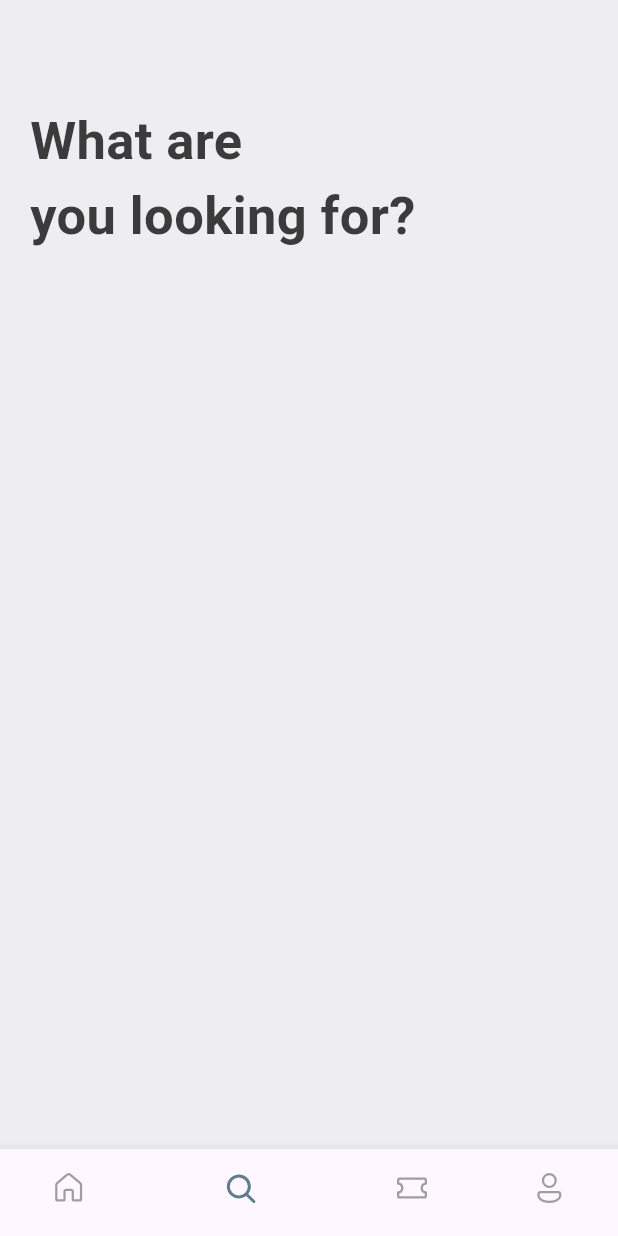
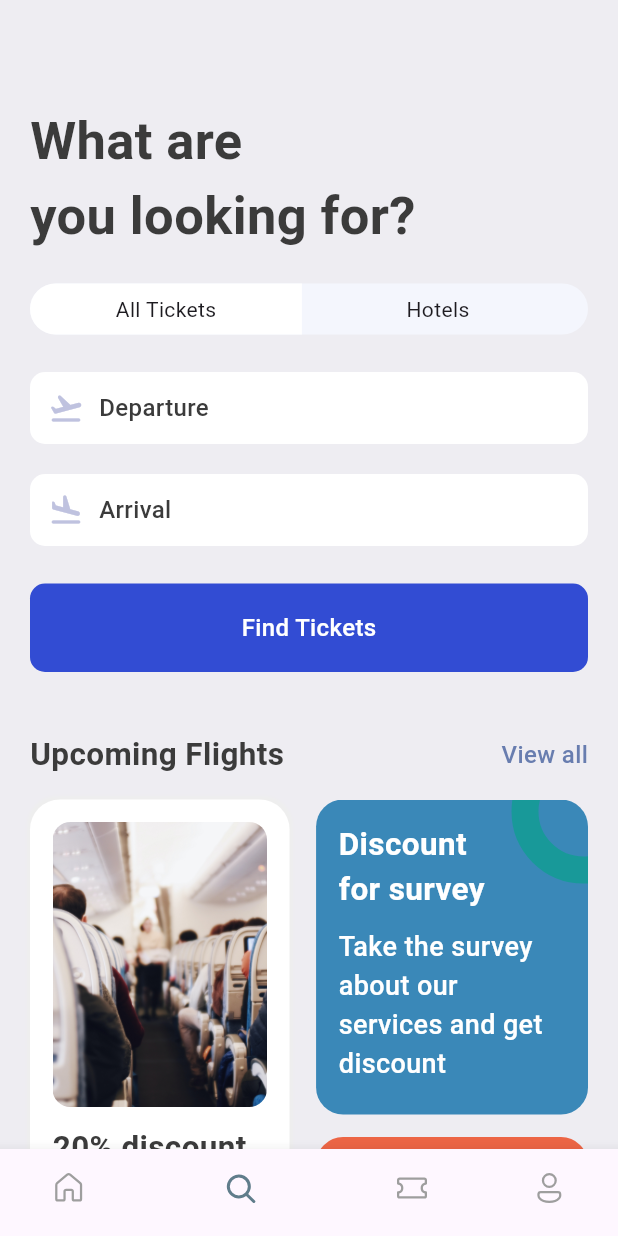
Before and after one commit to ripon997/ticket_app, a Flutter app: the screen it shows after launch, item 2 of the bottom bar chosen, on a phone screen of 412 x 824 dp. Run offline on Flutter 3.47's test engine with Material 3 defaults, Android fonts, the phone set to English and light mode, and no system bars; our stand-ins replace fluentui_icons.

Commit message:
fit search screen

```diff
--- a/lib/base/bottom_nav_bar.dart
+++ b/lib/base/bottom_nav_bar.dart
@@ -3,6 +3,8 @@ import 'package:fluentui_icons/fluentui_icons.dart';
 import 'package:flutter/material.dart';
 import 'package:ticket_app/screens/home/home_screen.dart';
 import 'package:ticket_app/screens/search/search_screen.dart';
+
+import '../screens/ticket/ticket_screen.dart';
 
 class BottomNavBar extends StatefulWidget {
   const BottomNavBar({super.key});
@@ -16,7 +18,7 @@ class _BottomNavBarState extends State<BottomNavBar> {
   final appScreens=[
     const HomeScreen(),
     const SearchScreen(),
-    const Center(child: Text("Tickets")),
+    const TicketScreen(),
     const Center(child: Text("Profile")),
   ];
 //change index for bottomnavbar
--- a/lib/base/res/media.dart
+++ b/lib/base/res/media.dart
@@ -2,5 +2,6 @@ class AppMedia{
   static const _baseImage="assets/images";
   static const logo="$_baseImage/logo.png";
   static const hotelRoom="$_baseImage/hotel_room.png";
+  static const planeSit="$_baseImage/plane_sit.jpg";
   //static const _baseImage="assets/images";
 }
--- a/lib/base/res/styles/app_styles.dart
+++ b/lib/base/res/styles/app_styles.dart
@@ -10,7 +10,10 @@ class AppStyles {
   static Color ticketBlue = const Color(0xFF526799);
   static Color ticketOrange = const Color(0xFFF37B67);
   static Color kakiColor= const Color(0xFFd2bdb6);
-
+  static Color planeColor= const Color(0xFFBFC2DF);
+  static Color findTicketColor = const Color(0xD91130CE);
+  static Color circleColor = const Color(0xFF189999);
+  static Color ticketColor = const Color(0xFFFFFFFF);
 
   static TextStyle textStyle=TextStyle(
       fontSize: 16,
--- a/lib/base/widgets/text_style_third.dart
+++ b/lib/base/widgets/text_style_third.dart
@@ -4,8 +4,9 @@ import 'package:flutter/material.dart';
 import '../res/styles/app_styles.dart';
 
 class TextStyleThird extends StatelessWidget {
-  const TextStyleThird({super.key,required this.text});
+  const TextStyleThird({super.key,required this.text,this.isColor});
   final String text;
+  final  bool? isColor;
   @override
   Widget build(BuildContext context) {
     return Text(
--- a/lib/base/widgets/ticket_view.dart
+++ b/lib/base/widgets/ticket_view.dart
@@ -11,7 +11,8 @@ import 'package:ticket_app/base/widgets/text_style_third.dart';
 class TicketView extends StatelessWidget {
   final Map<String, dynamic> ticket;
   final bool wholeScreen;
-  const TicketView({super.key, required this.ticket,this.wholeScreen=false});
+  final bool? isColor;
+  const TicketView({super.key, required this.ticket,this.wholeScreen=false,this.isColor});
 
   @override
   Widget build(BuildContext context) {
@@ -30,7 +31,7 @@ class TicketView extends StatelessWidget {
               //margin: EdgeInsets.only(right: 16),
               padding: EdgeInsets.all(16),
               decoration: BoxDecoration(
-                color: AppStyles.ticketBlue,
+                color: isColor==null?AppStyles.ticketBlue:AppStyles.ticketColor,
                 borderRadius: BorderRadius.only(
                   topLeft: Radius.circular(21),
                   topRight: Radius.circular(21),
--- a/lib/main.dart
+++ b/lib/main.dart
@@ -1,5 +1,6 @@
 import 'package:flutter/material.dart';
 import 'package:ticket_app/base/bottom_nav_bar.dart';
+import 'package:ticket_app/base/utils/app_routes.dart';
 import 'package:ticket_app/screens/home/all_tickets.dart';
 
 //import 'package:ticket_app/routes/app_routes.dart';
@@ -15,8 +16,9 @@ class MyApp extends StatelessWidget {
     return MaterialApp(
       debugShowCheckedModeBanner: false,
       routes: {
-        "/":(context)=> const BottomNavBar(),
-        "/all_tickets": (context) => const AllTickets()
+      AppRoutes.homePage:(context) => const BottomNavBar(),
+        AppRoutes.allTickets:(context) => const AllTickets(),
+       // AppRoutes.ticketView:(context) => const TicketS(),
       },
     );
   }
--- a/lib/screens/search/search_screen.dart
+++ b/lib/screens/search/search_screen.dart
@@ -1,19 +1,51 @@
-import 'package:flutter/cupertino.dart';
+
 import 'package:flutter/material.dart';
 import 'package:ticket_app/base/res/styles/app_styles.dart';
+import 'package:ticket_app/screens/search/widgets/app_text_icon.dart';
+import 'package:ticket_app/screens/search/widgets/app_ticket_tabs.dart';
+import 'package:ticket_app/screens/search/widgets/find_tickets.dart';
+import 'package:ticket_app/screens/search/widgets/ticket_promotion.dart';
+import '../../base/utils/app_routes.dart';
+import '../../base/widgets/app_double_text.dart';
 
 class SearchScreen extends StatelessWidget {
   const SearchScreen({super.key});
 
   @override
   Widget build(BuildContext context) {
+
     return Scaffold(
       backgroundColor: AppStyles.bgColor,
       body: ListView(
-        padding: EdgeInsets.symmetric(horizontal: 20,vertical: 20),
+        padding: EdgeInsets.symmetric(horizontal: 20, vertical: 20),
         children: [
-          SizedBox(height: 49,),
-          Text("What are\nyou looking for?",style: AppStyles.headLineStyle1.copyWith(fontSize: 35),),
+          const SizedBox(height: 49),
+          Text(
+            "What are\nyou looking for?",
+            style: AppStyles.headLineStyle1.copyWith(fontSize: 35),
+          ),
+          const SizedBox(height: 20),
+          const AppTicketTabs(
+            firstTab: "All Tickets",
+            secondTab: "Hotels",
+          ),
+          const SizedBox(height: 25),
+          const AppTextIcon(
+            icon: Icons.flight_takeoff_rounded,
+            text: "Departure",
+          ),
+          const SizedBox(height: 20),
+          const AppTextIcon(icon: Icons.flight_land_rounded, text: "Arrival"),
+          const SizedBox(height: 25),
+          const FindTickets(),
+          const SizedBox(height: 40),
+          AppDoubleText(
+            bigText: 'Upcoming Flights',
+            smallText: 'View all',
+            func: () => Navigator.pushNamed(context, AppRoutes.allTickets),
+          ),
+          const SizedBox(height: 15),
+          const TicketPromotion(),
         ],
       ),
     );
--- /dev/null
+++ b/lib/screens/search/widgets/app_text_icon.dart
@@ -0,0 +1,27 @@
+import 'package:flutter/cupertino.dart';
+import 'package:flutter/material.dart';
+import 'package:ticket_app/base/res/styles/app_styles.dart';
+
+class AppTextIcon extends StatelessWidget {
+  final IconData icon;
+  final String text;
+  const AppTextIcon({super.key,required this.icon,required this.text});
+
+  @override
+  Widget build(BuildContext context) {
+    return Container(
+      padding: const EdgeInsets.symmetric(vertical: 12,horizontal: 12),
+      decoration: BoxDecoration(
+        borderRadius: BorderRadius.circular(10),
+        color: Colors.white,
+      ),
+      child: Row(
+        children: [
+          Icon(icon,color: AppStyles.planeColor,),
+          const SizedBox(width: 10,),
+          Text(text,style: AppStyles.textStyle,),
+        ],
+      ),
+    );
+  }
+}
--- a/lib/screens/search/widgets/app_ticket_tabs.dart
+++ b/lib/screens/search/widgets/app_ticket_tabs.dart
@@ -0,0 +1,46 @@
+import 'package:flutter/material.dart';
+
+class AppTicketTabs extends StatelessWidget {
+  final String firstTab;
+  final String secondTab;
+  const AppTicketTabs({super.key,required this.firstTab, required this.secondTab});
+
+  @override
+  Widget build(BuildContext context) {
+    final size = MediaQuery.of(context).size;
+    return Container(
+      decoration: BoxDecoration(
+        borderRadius: BorderRadius.circular(50),
+        color: const Color(0xFFF4F6FD),
+      ),
+      child: Row(
+        children: [
+          AppTabs(tabText: firstTab,),
+          AppTabs(tabText: secondTab,tabBorder: true,tabColor: true,),
+
+        ]),
+      );
+  }
+}
+
+class AppTabs extends StatelessWidget {
+  const AppTabs({super.key,this.tabText= "",this.tabBorder=false,this.tabColor=false});
+  final String tabText;
+  final bool tabBorder;
+  final bool tabColor;
+  @override
+  Widget build(BuildContext context) {
+    final size = MediaQuery.of(context).size;
+    return Container(
+      padding: const EdgeInsets.symmetric(vertical: 7 ),
+      width: size.width*.44,
+      decoration: BoxDecoration(
+        color: tabColor==false?Colors.white:Colors.transparent,
+        borderRadius: tabBorder==false
+            ?const BorderRadius.horizontal(left: Radius.circular(50))
+            :const BorderRadius.horizontal(right: Radius.circular(50)),
+      ),
+      child: Center(child: Text(tabText)),
+    );
+  }
+}
--- /dev/null
+++ b/lib/screens/search/widgets/find_tickets.dart
@@ -0,0 +1,23 @@
+import 'package:flutter/material.dart';
+import 'package:ticket_app/base/res/styles/app_styles.dart';
+
+class FindTickets extends StatelessWidget {
+  const FindTickets({super.key});
+
+  @override
+  Widget build(BuildContext context) {
+    return Container(
+      padding: const EdgeInsets.symmetric(vertical: 18,horizontal: 18),
+      child: Center(
+        child: Text(
+          "Find Tickets",
+          style: AppStyles.textStyle.copyWith(color: Colors.white),
+        ),
+      ),
+      decoration: BoxDecoration(
+        borderRadius: BorderRadius.circular(10),
+        color: AppStyles.findTicketColor,
+      ),
+    );
+  }
+}
--- /dev/null
+++ b/lib/screens/search/widgets/ticket_promotion.dart
@@ -0,0 +1,125 @@
+import 'package:flutter/material.dart';
+
+import '../../../base/res/media.dart';
+import '../../../base/res/styles/app_styles.dart';
+
+class TicketPromotion extends StatelessWidget {
+  const TicketPromotion({super.key});
+
+  @override
+  Widget build(BuildContext context) {
+    final size = MediaQuery.of(context).size;
+    return Row(
+      mainAxisAlignment: MainAxisAlignment.spaceBetween,
+      children: [
+        Container(
+          padding: EdgeInsets.symmetric(horizontal: 15, vertical: 15),
+          width: size.width * .42,
+          height: 435,
+          decoration: BoxDecoration(
+            borderRadius: BorderRadius.circular(20),
+            color: Colors.white,
+            boxShadow: [
+              BoxShadow(
+                color: Colors.grey.shade200,
+                blurRadius: 1,
+                spreadRadius: 2,
+              ),
+            ],
+          ),
+          child: Column(
+            children: [
+              Container(
+                height: 190,
+                decoration: BoxDecoration(
+                  borderRadius: BorderRadius.circular(12),
+                  image: const DecorationImage(
+                    fit: BoxFit.cover,
+                    image: AssetImage(AppMedia.planeSit),
+                  ),
+                ),
+              ),
+              const SizedBox(height: 12),
+              Text(
+                "20% discount on the early booking of this flight. Don't miss",
+                style: AppStyles.headLineStyle2,
+              ),
+            ],
+          ),
+        ),
+        Column(
+          children: [
+            Stack(
+              children: [
+                Container(
+                  padding: const EdgeInsets.symmetric(vertical: 15,horizontal: 15),
+                  width: size.width * .44,
+                  height: 210,
+                  decoration: BoxDecoration(
+                    color: const Color(0xFF3A88B8),
+                    borderRadius: BorderRadius.circular(18),
+                  ),
+                  child: Column(
+                    crossAxisAlignment: CrossAxisAlignment.start,
+                    children: [
+                      Text(
+                        "Discount\nfor survey",
+                        style: AppStyles.headLineStyle2.copyWith(
+                          fontWeight: FontWeight.bold,
+                          color: Colors.white,
+                        ),
+                      ),
+                      const SizedBox(height: 10,),
+                      Text(
+                        "Take the survey about our services and get discount",
+                        style: AppStyles.headLineStyle2.copyWith(
+                            fontWeight: FontWeight.w500,
+                            color: Colors.white,
+                            fontSize: 18
+                        ),
+                      ),
+                    ],
+                  ),
+                ),
+                Positioned(
+                  right: -45,
+                  top:-40,
+                  child: Container(
+                    padding: EdgeInsets.all(30),
+                    decoration: BoxDecoration(
+                        shape: BoxShape.circle,
+                        border: Border.all(
+                            width: 18, color:  AppStyles.circleColor
+                        )
+                    ),
+                  ),
+                ),
+              ],
+            ),
+            SizedBox(height: 15,),
+            Container(
+              padding: const EdgeInsets.symmetric(vertical: 15,horizontal: 15),
+              width: size.width*0.44,
+              height: 210,
+              decoration: BoxDecoration(
+                  color: const Color(0xFFEC6545),
+                  borderRadius: BorderRadius.circular(18)
+              ),
+              child: Column(
+                children: [
+                  const SizedBox(height: 10),
+                  Text("Take love",style: AppStyles.headLineStyle2.copyWith(color: Colors.white),),
+                  const SizedBox(height: 20),
+                  Text(
+                    "😍 🥰 😘",
+                    style: const TextStyle(fontSize: 32),
+                  ),
+                ],
+              ),
+            )
+          ],
+        )
+      ],
+    );
+  }
+}
--- /dev/null
+++ b/lib/screens/ticket/ticket_screen.dart
@@ -0,0 +1,34 @@
+import 'package:flutter/material.dart';
+import 'package:ticket_app/base/res/styles/app_styles.dart';
+import 'package:ticket_app/base/utils/all_json.dart';
+import 'package:ticket_app/base/widgets/ticket_view.dart';
+
+import '../search/widgets/app_ticket_tabs.dart';
+
+class TicketScreen extends StatelessWidget {
+  const TicketScreen({super.key});
+
+  @override
+  Widget build(BuildContext context) {
+    return Scaffold(
+      backgroundColor: AppStyles.bgColor,
+      body: ListView(
+        padding: EdgeInsets.symmetric(horizontal: 20,vertical: 20),
+        children: [
+          const SizedBox(height: 40,),
+        Text("Tickets", style: AppStyles.headLineStyle1,),
+          const SizedBox(height: 20,),
+          const AppTicketTabs(
+            firstTab: "Upcoming",
+            secondTab: "Previous",
+          ),
+          const SizedBox(height: 20,),
+          Container(
+            padding: const EdgeInsets.only(left: 16),
+              child: TicketView(ticket: ticketList[0],isColor: true,)
+          ),
+        ],
+      ),
+    );
+  }
+}
```
